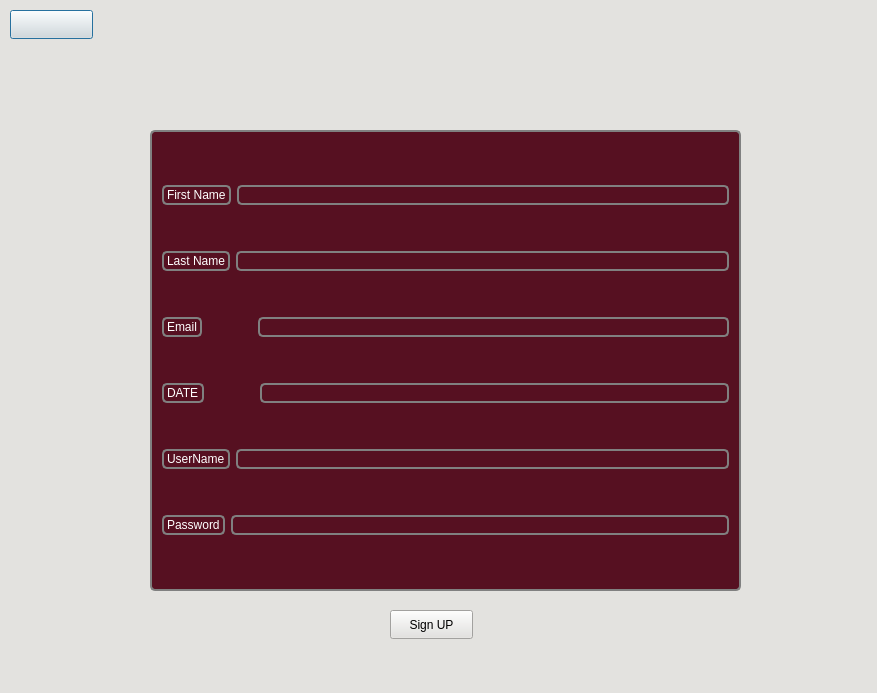
First picture: the form in signup.ui, repository bikraj2/mitra-2, before the edit.
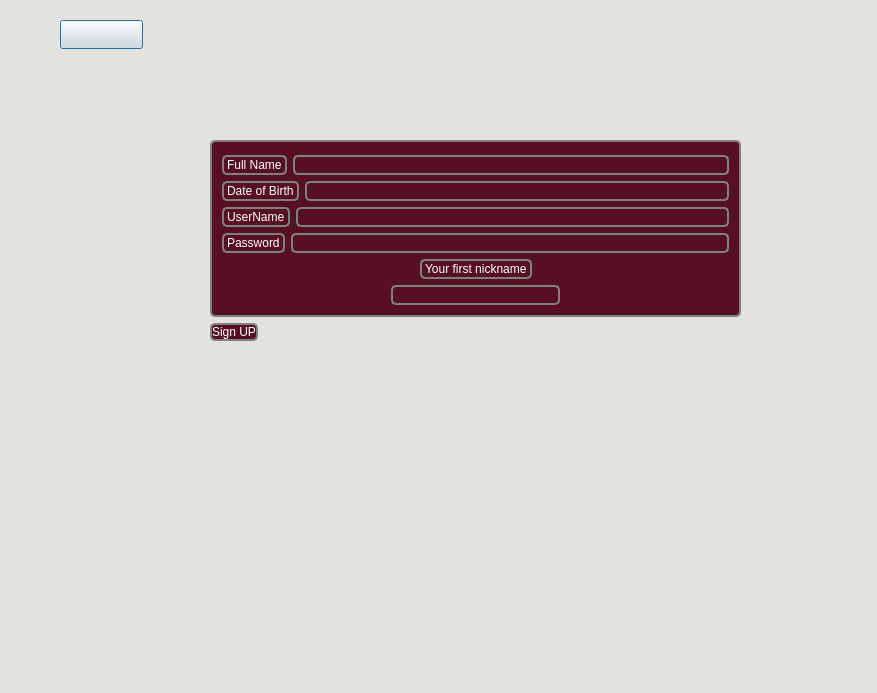
Second picture: the form after the edit. Icons and pictures are not drawn.

The edit to the form file:
```diff
--- a/signup.ui
+++ b/signup.ui
@@ -17,15 +17,34 @@
    <string notr="true">
 background-color:rgb(227, 226, 223);</string>
   </property>
-  <widget class="QGroupBox" name="groupBox">
+  <widget class="QPushButton" name="pushButton_2">
    <property name="geometry">
     <rect>
-     <x>150</x>
-     <y>130</y>
-     <width>591</width>
-     <height>461</height>
+     <x>60</x>
+     <y>20</y>
+     <width>83</width>
+     <height>29</height>
     </rect>
    </property>
+   <property name="styleSheet">
+    <string notr="true">image:url(:/icon/icon/arrow-left-solid.png)</string>
+   </property>
+   <property name="text">
+    <string/>
+   </property>
+  </widget>
+  <widget class="QWidget" name="layoutWidget">
+   <property name="geometry">
+    <rect>
+     <x>210</x>
+     <y>140</y>
+     <width>531</width>
+     <height>481</height>
+    </rect>
+   </property>
+   <layout class="QFormLayout" name="formLayout_3">
+    <item row="1" column="0">
+     <widget class="QPushButton" name="pushButton">
    <property name="styleSheet">
     <string notr="true">border:2px solid gray;border-radius:5px;margin-top: 1ex;
 font: 14pt &quot;Britannic Bold&quot;;
@@ -33,13 +52,26 @@
 color:rgb(255, 255, 255)
 </string>
    </property>
+      <property name="text">
+       <string>Sign UP</string>
+      </property>
+     </widget>
+    </item>
+    <item row="0" column="0" colspan="2">
+     <widget class="QGroupBox" name="groupBox">
+      <property name="styleSheet">
+       <string notr="true">border:2px solid gray;border-radius:5px;margin-top: 1ex;
+font: 14pt &quot;Britannic Bold&quot;;
+background-color:rgb(86, 16, 33);
+color:rgb(255, 255, 255);</string>
+      </property>
    <layout class="QVBoxLayout" name="verticalLayout">
     <item>
      <layout class="QHBoxLayout" name="horizontalLayout">
       <item>
        <widget class="QLabel" name="label">
         <property name="text">
-         <string>First Name</string>
+            <string>Full Name</string>
         </property>
        </widget>
       </item>
@@ -48,75 +80,15 @@
       </item>
      </layout>
     </item>
-    <item>
-     <layout class="QHBoxLayout" name="horizontalLayout_2">
-      <item>
-       <widget class="QLabel" name="label_2">
-        <property name="text">
-         <string>Last Name</string>
-        </property>
-       </widget>
-      </item>
-      <item>
-       <widget class="QLineEdit" name="lineEdit_2"/>
-      </item>
-     </layout>
-    </item>
-    <item>
-     <layout class="QHBoxLayout" name="horizontalLayout_3">
-      <item>
-       <widget class="QLabel" name="label_3">
-        <property name="text">
-         <string>Email</string>
-        </property>
-       </widget>
-      </item>
-      <item>
-       <spacer name="horizontalSpacer">
-        <property name="orientation">
-         <enum>Qt::Horizontal</enum>
-        </property>
-        <property name="sizeType">
-         <enum>QSizePolicy::Preferred</enum>
-        </property>
-        <property name="sizeHint" stdset="0">
-         <size>
-          <width>50</width>
-          <height>20</height>
-         </size>
-        </property>
-       </spacer>
-      </item>
-      <item>
-       <widget class="QLineEdit" name="lineEdit_3"/>
-      </item>
-     </layout>
-    </item>
     <item>
      <layout class="QHBoxLayout" name="horizontalLayout_4">
       <item>
        <widget class="QLabel" name="label_4">
         <property name="text">
-         <string>DATE</string>
+            <string>Date of Birth</string>
         </property>
        </widget>
       </item>
-      <item>
-       <spacer name="horizontalSpacer_2">
-        <property name="orientation">
-         <enum>Qt::Horizontal</enum>
-        </property>
-        <property name="sizeType">
-         <enum>QSizePolicy::Preferred</enum>
-        </property>
-        <property name="sizeHint" stdset="0">
-         <size>
-          <width>50</width>
-          <height>20</height>
-         </size>
-        </property>
-       </spacer>
-      </item>
       <item>
        <widget class="QLineEdit" name="lineEdit_4"/>
       </item>
@@ -146,40 +118,88 @@
        </widget>
       </item>
       <item>
-       <widget class="QLineEdit" name="lineEdit_6"/>
+          <widget class="QLineEdit" name="lineEdit_6">
+           <property name="echoMode">
+            <enum>QLineEdit::Password</enum>
+           </property>
+          </widget>
       </item>
      </layout>
     </item>
-   </layout>
-  </widget>
-  <widget class="QPushButton" name="pushButton_2">
-   <property name="geometry">
-    <rect>
-     <x>10</x>
-     <y>10</y>
-     <width>83</width>
-     <height>29</height>
-    </rect>
-   </property>
-   <property name="styleSheet">
-    <string notr="true">image:url(:/icon/icon/arrow-left-solid.png)</string>
-   </property>
+       <item>
+        <layout class="QHBoxLayout" name="horizontalLayout_2">
+         <item>
+          <spacer name="horizontalSpacer_9">
+           <property name="orientation">
+            <enum>Qt::Horizontal</enum>
+           </property>
+           <property name="sizeHint" stdset="0">
+            <size>
+             <width>40</width>
+             <height>20</height>
+            </size>
+           </property>
+          </spacer>
+         </item>
+         <item>
+          <widget class="QLabel" name="label_2">
    <property name="text">
-    <string/>
-   </property>
-  </widget>
-  <widget class="QPushButton" name="pushButton">
-   <property name="geometry">
-    <rect>
-     <x>390</x>
-     <y>610</y>
-     <width>83</width>
-     <height>29</height>
-    </rect>
-   </property>
-   <property name="text">
-    <string>Sign UP</string>
-   </property>
+            <string>Your first nickname</string>
+           </property>
+          </widget>
+         </item>
+         <item>
+          <spacer name="horizontalSpacer_10">
+           <property name="orientation">
+            <enum>Qt::Horizontal</enum>
+           </property>
+           <property name="sizeHint" stdset="0">
+            <size>
+             <width>40</width>
+             <height>20</height>
+            </size>
+           </property>
+          </spacer>
+         </item>
+        </layout>
+       </item>
+       <item>
+        <layout class="QHBoxLayout" name="horizontalLayout_13">
+         <item>
+          <spacer name="horizontalSpacer_2">
+           <property name="orientation">
+            <enum>Qt::Horizontal</enum>
+           </property>
+           <property name="sizeHint" stdset="0">
+            <size>
+             <width>40</width>
+             <height>20</height>
+            </size>
+           </property>
+          </spacer>
+         </item>
+         <item>
+          <widget class="QLineEdit" name="lineEdit_2"/>
+         </item>
+         <item>
+          <spacer name="horizontalSpacer_11">
+           <property name="orientation">
+            <enum>Qt::Horizontal</enum>
+           </property>
+           <property name="sizeHint" stdset="0">
+            <size>
+             <width>40</width>
+             <height>20</height>
+            </size>
+           </property>
+          </spacer>
+         </item>
+        </layout>
+       </item>
+      </layout>
+     </widget>
+    </item>
+   </layout>
   </widget>
  </widget>
  <resources/>
```
Lines whose indentation alone changed are shown as unchanged.
